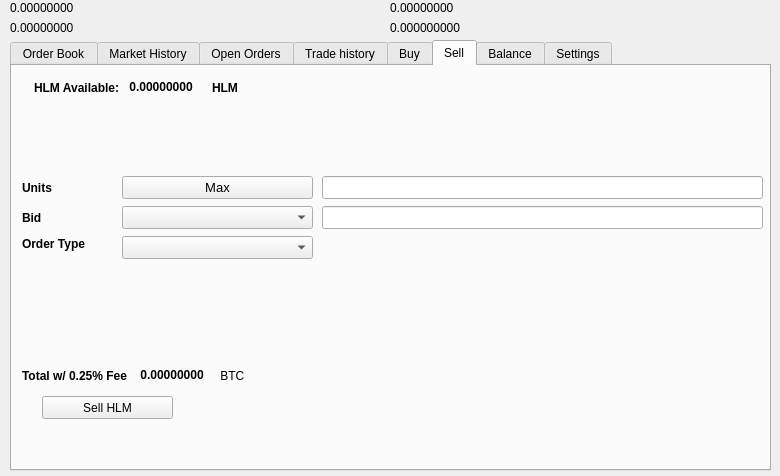
ortchi42/xsecurus, file src/qt/forms/tradingdialog.ui: the form before one commit.
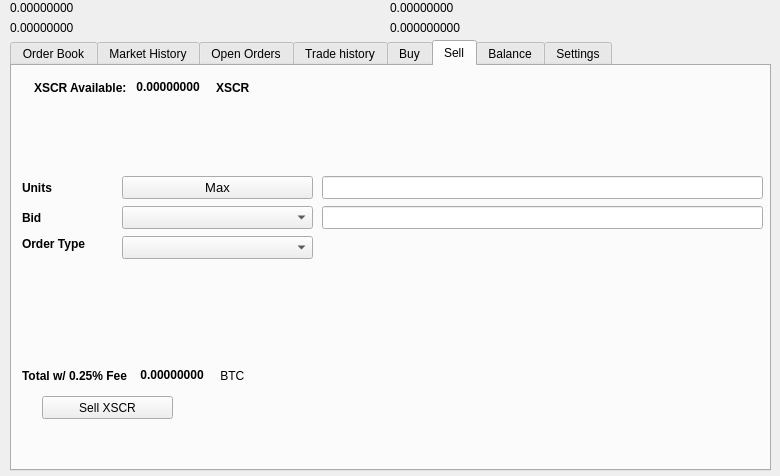
The form after the commit. The open tabs and pages were chosen to show the change. Icons and pictures are not drawn.

What changed in the file:
```diff
--- a/src/qt/forms/tradingdialog.ui
+++ b/src/qt/forms/tradingdialog.ui
@@ -1751,7 +1751,7 @@
       </rect>
      </property>
      <property name="text">
-      <string>Sell HLM</string>
+      <string>Sell XSCR</string>
      </property>
      <property name="icon">
       <iconset resource="../bitcoin.qrc">
@@ -1777,7 +1777,7 @@
          </font>
         </property>
         <property name="text">
-         <string>HLM Available:</string>
+         <string>XSCR Available:</string>
         </property>
        </widget>
       </item>
@@ -2221,7 +2221,7 @@
          </font>
         </property>
         <property name="text">
-         <string>HLM</string>
+         <string>XSCR</string>
         </property>
        </widget>
       </item>
```
Left out of the diff: 34 changed lines with no effect on the pictures.
